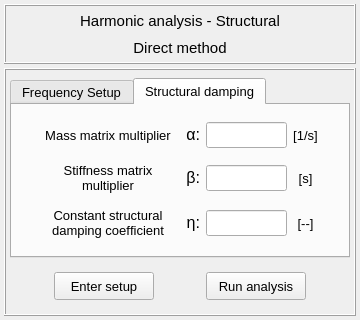
Old version of the form vibra/interface/data/ui_files/analysis/structural/harmonic_analysis_direct_method.ui in the repository MOPT-UFSC/VIBRA.
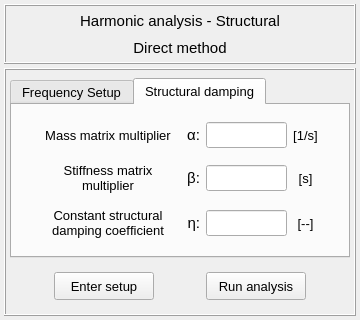
New version of the form. The open tabs and pages were chosen to show the change. Icons and pictures are not drawn.

Patch:
```diff
--- a/vibra/interface/data/ui_files/analysis/structural/harmonic_analysis_direct_method.ui
+++ b/vibra/interface/data/ui_files/analysis/structural/harmonic_analysis_direct_method.ui
@@ -836,7 +836,7 @@
                 </font>
                </property>
                <property name="text">
-                <string>&lt;html&gt;&lt;head/&gt;&lt;body&gt;&lt;p align=&quot;right&quot;&gt;&lt;span style=&quot; font-size:12pt;&quot;&gt;β:&lt;/span&gt;&lt;/p&gt;&lt;/body&gt;&lt;/html&gt;</string>
+                <string>&lt;html&gt;&lt;head/&gt;&lt;body&gt;&lt;p align=&quot;right&quot;&gt;β:&lt;/p&gt;&lt;/body&gt;&lt;/html&gt;</string>
                </property>
                <property name="alignment">
                 <set>Qt::AlignRight|Qt::AlignTrailing|Qt::AlignVCenter</set>
@@ -928,7 +928,7 @@
                 </font>
                </property>
                <property name="text">
-                <string>&lt;html&gt;&lt;head/&gt;&lt;body&gt;&lt;p align=&quot;right&quot;&gt;&lt;span style=&quot; font-size:12pt;&quot;&gt;α:&lt;/span&gt;&lt;/p&gt;&lt;/body&gt;&lt;/html&gt;</string>
+                <string>&lt;html&gt;&lt;head/&gt;&lt;body&gt;&lt;p align=&quot;right&quot;&gt;α:&lt;/p&gt;&lt;/body&gt;&lt;/html&gt;</string>
                </property>
                <property name="alignment">
                 <set>Qt::AlignRight|Qt::AlignTrailing|Qt::AlignVCenter</set>
@@ -1017,7 +1017,7 @@
                 </font>
                </property>
                <property name="text">
-                <string>&lt;html&gt;&lt;head/&gt;&lt;body&gt;&lt;p align=&quot;right&quot;&gt;&lt;span style=&quot; font-size:12pt;&quot;&gt;η:&lt;/span&gt;&lt;/p&gt;&lt;/body&gt;&lt;/html&gt;</string>
+                <string>&lt;html&gt;&lt;head/&gt;&lt;body&gt;&lt;p align=&quot;right&quot;&gt;η:&lt;/p&gt;&lt;/body&gt;&lt;/html&gt;</string>
                </property>
                <property name="alignment">
                 <set>Qt::AlignRight|Qt::AlignTrailing|Qt::AlignVCenter</set>
```
